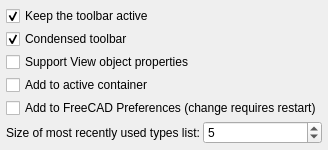
Above: Resources/ui/dynamicdataprefs.ui from mwganson/DynamicData before the change. Below: the same form after it.
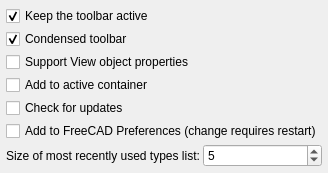
That is the form after the change. Custom widgets are drawn as their Qt base class.

Commit message: 2.65 -- fix update checker, add option to disable checking to settings dialog

Diff of the .ui file:
```diff
--- a/Resources/ui/dynamicdataprefs.ui
+++ b/Resources/ui/dynamicdataprefs.ui
@@ -105,6 +105,25 @@
      </property>
     </widget>
    </item>
+   <item>
+    <widget class="Gui::PrefCheckBox" name="CheckForUpdates">
+     <property name="toolTip">
+      <string>If enabled, Dynamic Data will connect to and check github.com to see if an update is available.</string>
+     </property>
+     <property name="text">
+      <string>Check for updates</string>
+     </property>
+     <property name="checked">
+      <bool>false</bool>
+     </property>
+     <property name="prefEntry" stdset="0">
+      <cstring>CheckForUpdates</cstring>
+     </property>
+     <property name="prefPath" stdset="0">
+      <cstring>Mod/DynamicData</cstring>
+     </property>
+    </widget>
+   </item>
    <item>
     <widget class="Gui::PrefCheckBox" name="AddToFreeCADPreferences">
       <property name="toolTip">
```
The commit also changes 4 other files.
